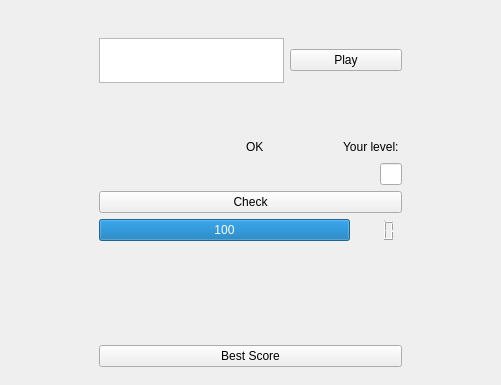
First picture: the form in mainwindow.ui, repository ButProgramming/MathTrainerQT, before the edit.
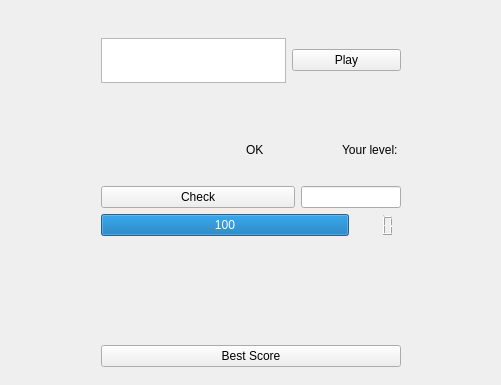
Second picture: the form after the edit. Custom widgets are drawn as their Qt base class.

Patch:
```diff
--- a/mainwindow.ui
+++ b/mainwindow.ui
@@ -309,12 +309,10 @@
            </layout>
           </item>
           <item>
-           <layout class="QHBoxLayout" name="horizontalLayout_3">
-            <item>
              <widget class="QLabel" name="term">
               <property name="minimumSize">
                <size>
-                <width>275</width>
+              <width>300</width>
                 <height>0</height>
                </size>
               </property>
@@ -336,26 +334,28 @@
              </widget>
             </item>
             <item>
-             <widget class="QLineEdit" name="lineAnswer">
-              <property name="maximumSize">
-               <size>
-                <width>50</width>
-                <height>16777215</height>
-               </size>
-              </property>
-              <property name="alignment">
-               <set>Qt::AlignCenter</set>
-              </property>
-             </widget>
-            </item>
-           </layout>
-          </item>
+           <layout class="QHBoxLayout" name="horizontalLayout_3">
           <item>
            <widget class="QPushButton" name="CheckButton">
             <property name="text">
              <string>Check</string>
             </property>
            </widget>
+            </item>
+            <item>
+             <widget class="QLineEdit" name="lineAnswer">
+              <property name="maximumSize">
+               <size>
+                <width>100</width>
+                <height>16777215</height>
+               </size>
+              </property>
+              <property name="alignment">
+               <set>Qt::AlignCenter</set>
+              </property>
+             </widget>
+            </item>
+           </layout>
           </item>
           <item>
            <layout class="QHBoxLayout" name="horizontalLayout_14">
```
Lines whose indentation alone changed are shown as unchanged.
